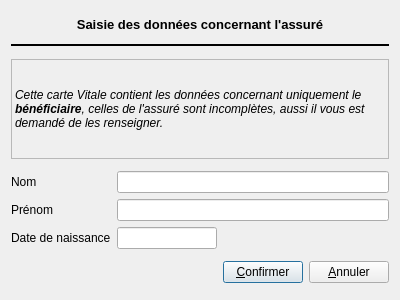
First picture: the form in Programmes/Manager/src/C_Dlg_Assure.ui, repository leo-naeka/medintux, before the edit.
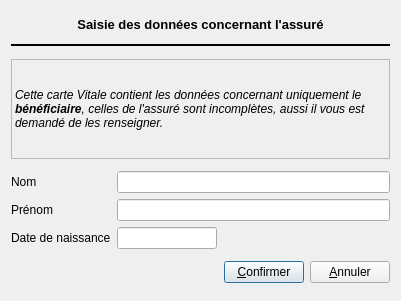
Second picture: the form after the edit. Custom widgets are drawn as their Qt base class.

Commit message: Corrige la non compilation si pas de sesam vitale et ajoute les nouvelles modification pour l'interface Sigems (controle du sexe et Nss)

Patch:
```diff
--- a/Programmes/Manager/src/C_Dlg_Assure.ui
+++ b/Programmes/Manager/src/C_Dlg_Assure.ui
@@ -6,8 +6,8 @@
    <rect>
     <x>0</x>
     <y>0</y>
-    <width>400</width>
-    <height>300</height>
+    <width>401</width>
+    <height>301</height>
    </rect>
   </property>
   <property name="windowTitle">
```
The commit also changes 4 other files.
